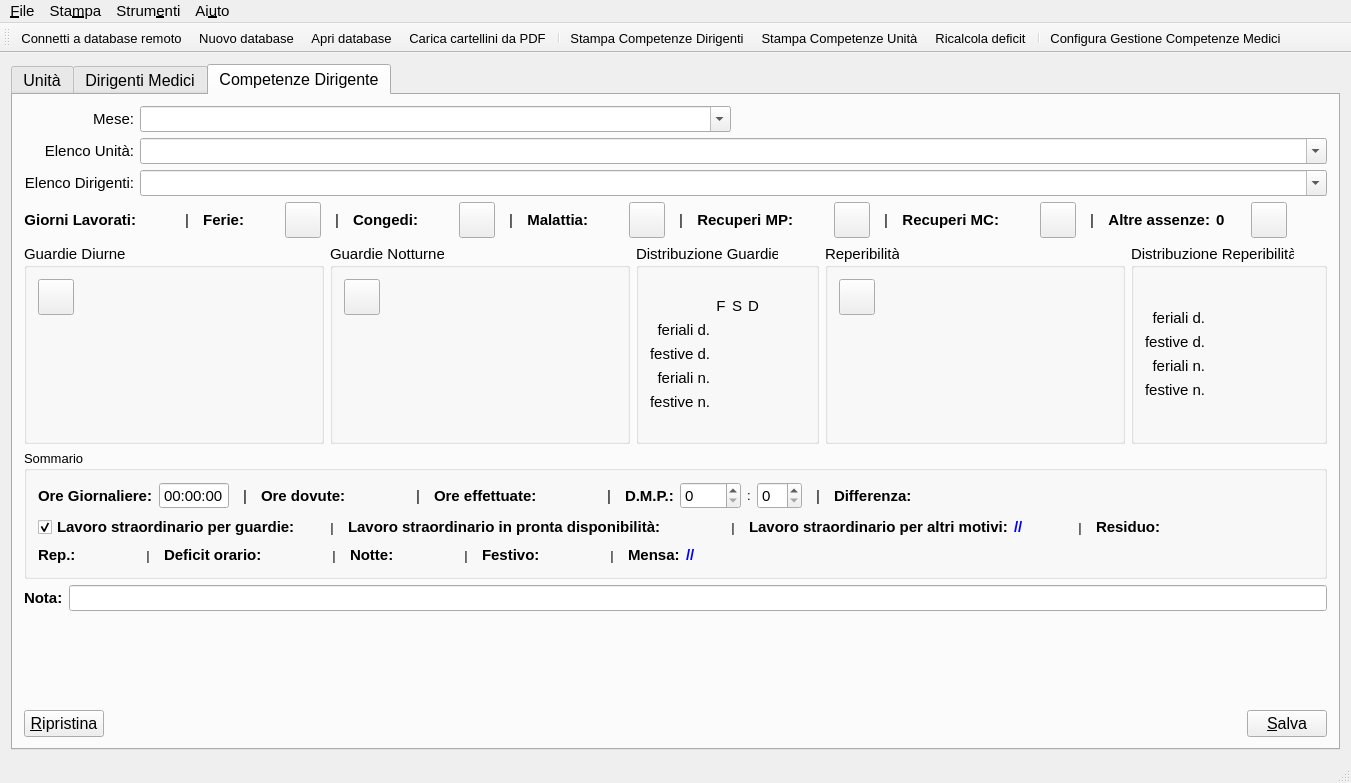
The window that mainwindow.ui (gcala/GestioneCompetenzeMedici) describes before a commit, drawn with Qt 5.
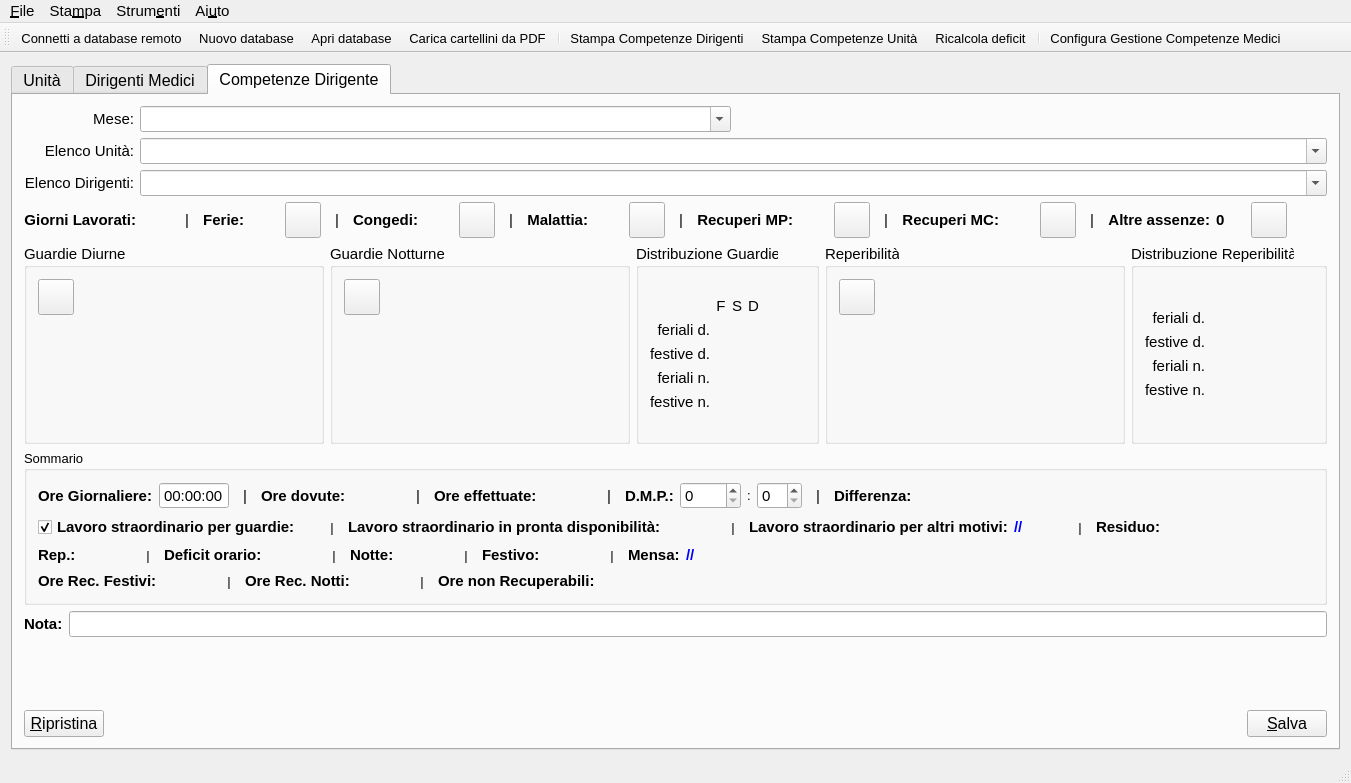
The same window after the commit. Icons and pictures are not drawn. Custom widgets are drawn as their Qt base class.

Commit message: gestione delle ore recuperabili

Patch:
```diff
--- a/mainwindow.ui
+++ b/mainwindow.ui
@@ -2711,6 +2711,12 @@
         </item>
         <item>
          <widget class="QGroupBox" name="groupBox_9">
+          <property name="minimumSize">
+           <size>
+            <width>0</width>
+            <height>0</height>
+           </size>
+          </property>
           <property name="font">
            <font>
             <pointsize>10</pointsize>
@@ -3485,6 +3491,172 @@
              </item>
             </layout>
            </item>
+           <item>
+            <layout class="QHBoxLayout" name="horizontalLayout_2">
+             <item>
+              <widget class="QLabel" name="label_67">
+               <property name="font">
+                <font>
+                 <pointsize>11</pointsize>
+                 <weight>75</weight>
+                 <bold>true</bold>
+                </font>
+               </property>
+               <property name="text">
+                <string>Ore Rec. Festivi:</string>
+               </property>
+              </widget>
+             </item>
+             <item>
+              <widget class="QLabel" name="oreFestiviLabel">
+               <property name="minimumSize">
+                <size>
+                 <width>50</width>
+                 <height>0</height>
+                </size>
+               </property>
+               <property name="font">
+                <font>
+                 <pointsize>11</pointsize>
+                 <weight>75</weight>
+                 <bold>true</bold>
+                </font>
+               </property>
+               <property name="styleSheet">
+                <string notr="true">color: green;</string>
+               </property>
+               <property name="text">
+                <string/>
+               </property>
+              </widget>
+             </item>
+             <item>
+              <widget class="QLabel" name="label_66">
+               <property name="minimumSize">
+                <size>
+                 <width>20</width>
+                 <height>0</height>
+                </size>
+               </property>
+               <property name="font">
+                <font/>
+               </property>
+               <property name="text">
+                <string>|</string>
+               </property>
+               <property name="alignment">
+                <set>Qt::AlignCenter</set>
+               </property>
+              </widget>
+             </item>
+             <item>
+              <widget class="QLabel" name="label_69">
+               <property name="font">
+                <font>
+                 <pointsize>11</pointsize>
+                 <weight>75</weight>
+                 <bold>true</bold>
+                </font>
+               </property>
+               <property name="text">
+                <string>Ore Rec. Notti:</string>
+               </property>
+              </widget>
+             </item>
+             <item>
+              <widget class="QLabel" name="oreNottiLabel">
+               <property name="minimumSize">
+                <size>
+                 <width>50</width>
+                 <height>0</height>
+                </size>
+               </property>
+               <property name="font">
+                <font>
+                 <pointsize>11</pointsize>
+                 <weight>75</weight>
+                 <bold>true</bold>
+                </font>
+               </property>
+               <property name="styleSheet">
+                <string notr="true">color: green;</string>
+               </property>
+               <property name="text">
+                <string/>
+               </property>
+              </widget>
+             </item>
+             <item>
+              <widget class="QLabel" name="label_68">
+               <property name="minimumSize">
+                <size>
+                 <width>20</width>
+                 <height>0</height>
+                </size>
+               </property>
+               <property name="font">
+                <font/>
+               </property>
+               <property name="text">
+                <string>|</string>
+               </property>
+               <property name="alignment">
+                <set>Qt::AlignCenter</set>
+               </property>
+              </widget>
+             </item>
+             <item>
+              <widget class="QLabel" name="label_70">
+               <property name="font">
+                <font>
+                 <pointsize>11</pointsize>
+                 <weight>75</weight>
+                 <bold>true</bold>
+                </font>
+               </property>
+               <property name="text">
+                <string>Ore non Recuperabili:</string>
+               </property>
+              </widget>
+             </item>
+             <item>
+              <widget class="QLabel" name="oreNonRecLabel">
+               <property name="minimumSize">
+                <size>
+                 <width>50</width>
+                 <height>0</height>
+                </size>
+               </property>
+               <property name="font">
+                <font>
+                 <pointsize>11</pointsize>
+                 <weight>75</weight>
+                 <bold>true</bold>
+                </font>
+               </property>
+               <property name="styleSheet">
+                <string notr="true">color: green;</string>
+               </property>
+               <property name="text">
+                <string/>
+               </property>
+              </widget>
+             </item>
+             <item>
+              <spacer name="horizontalSpacer_14">
+               <property name="orientation">
+                <enum>Qt::Horizontal</enum>
+               </property>
+               <property name="sizeHint" stdset="0">
+                <size>
+                 <width>40</width>
+                 <height>20</height>
+                </size>
+               </property>
+              </spacer>
+             </item>
+            </layout>
+           </item>
           </layout>
          </widget>
         </item>
```
Left out of the diff: 4 changed lines with no effect on the pictures. The commit also changes 3 other files.
